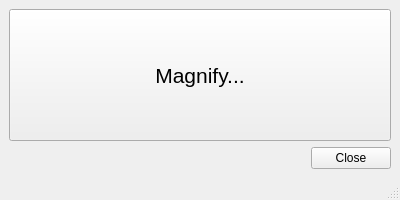
This is ui/magnifier.ui in TSA-SoftwareDevTeam-2138052-2026/TSA2026 as Qt 5 draws it before an edit. The edited form follows.
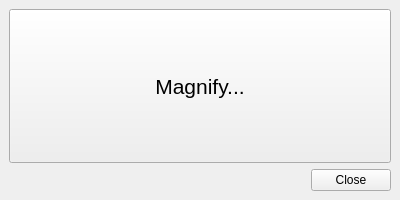
This is the edited form.

Commit message: remove status bar and attempt no terminal pop-up

Diff of the .ui file:
```diff
--- a/ui/magnifier.ui
+++ b/ui/magnifier.ui
@@ -53,7 +53,6 @@
     </rect>
    </property>
   </widget>
-  <widget class="QStatusBar" name="statusbar"/>
  </widget>
  <resources/>
  <connections/>
```
The commit also changes 2 other files.
